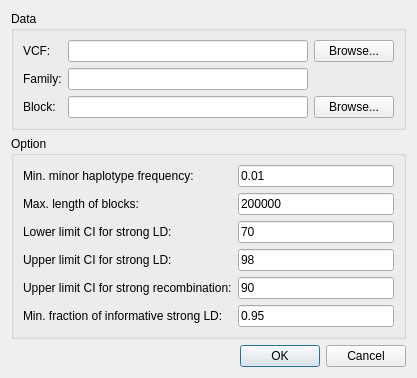
The window that dialogsnpldb.ui (njau-sri/rtm-gwas-gui) describes before a commit, drawn with Qt 5.
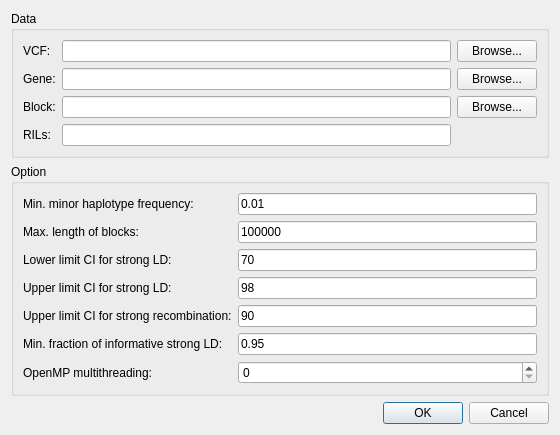
The same window after the commit.

The edit to the form file:
```diff
--- a/dialogsnpldb.ui
+++ b/dialogsnpldb.ui
@@ -6,8 +6,8 @@
    <rect>
     <x>0</x>
     <y>0</y>
-    <width>417</width>
-    <height>365</height>
+    <width>560</width>
+    <height>420</height>
    </rect>
   </property>
   <property name="windowTitle">
@@ -30,7 +30,7 @@
       <item row="0" column="1">
        <widget class="QLineEdit" name="lineEditVCF"/>
       </item>
-      <item row="2" column="1">
+      <item row="3" column="1">
        <widget class="QLineEdit" name="lineEditBlock"/>
       </item>
       <item row="0" column="2">
@@ -40,27 +40,44 @@
         </property>
        </widget>
       </item>
-      <item row="2" column="2">
+      <item row="3" column="2">
        <widget class="QPushButton" name="pushButtonBlock">
         <property name="text">
          <string>Browse...</string>
         </property>
        </widget>
       </item>
-      <item row="2" column="0">
+      <item row="3" column="0">
        <widget class="QLabel" name="labelBlock">
         <property name="text">
          <string>Block:</string>
         </property>
        </widget>
       </item>
-      <item row="1" column="1">
-       <widget class="QLineEdit" name="lineEditFam"/>
-      </item>
-      <item row="1" column="0">
+      <item row="4" column="0">
        <widget class="QLabel" name="labelFam">
         <property name="text">
-         <string>Family:</string>
+         <string>RILs:</string>
+        </property>
+       </widget>
+      </item>
+      <item row="4" column="1">
+       <widget class="QLineEdit" name="lineEditFam"/>
+      </item>
+      <item row="2" column="0">
+       <widget class="QLabel" name="labelGene">
+        <property name="text">
+         <string>Gene:</string>
+        </property>
+       </widget>
+      </item>
+      <item row="2" column="1">
+       <widget class="QLineEdit" name="lineEditGene"/>
+      </item>
+      <item row="2" column="2">
+       <widget class="QPushButton" name="pushButtonGene">
+        <property name="text">
+         <string>Browse...</string>
         </property>
        </widget>
       </item>
@@ -97,7 +114,7 @@
       <item row="1" column="1">
        <widget class="QLineEdit" name="lineEditMaxlen">
         <property name="text">
-         <string>200000</string>
+         <string>100000</string>
         </property>
        </widget>
       </item>
@@ -157,6 +174,20 @@
         </property>
        </widget>
       </item>
+      <item row="6" column="0">
+       <widget class="QLabel" name="labelOpenMP">
+        <property name="text">
+         <string>OpenMP multithreading:</string>
+        </property>
+       </widget>
+      </item>
+      <item row="6" column="1">
+       <widget class="QSpinBox" name="spinBoxOpenMP">
+        <property name="maximum">
+         <number>16</number>
+        </property>
+       </widget>
+      </item>
      </layout>
     </widget>
    </item>
```
Left out of the diff: 5 changed lines with no effect on the pictures.
